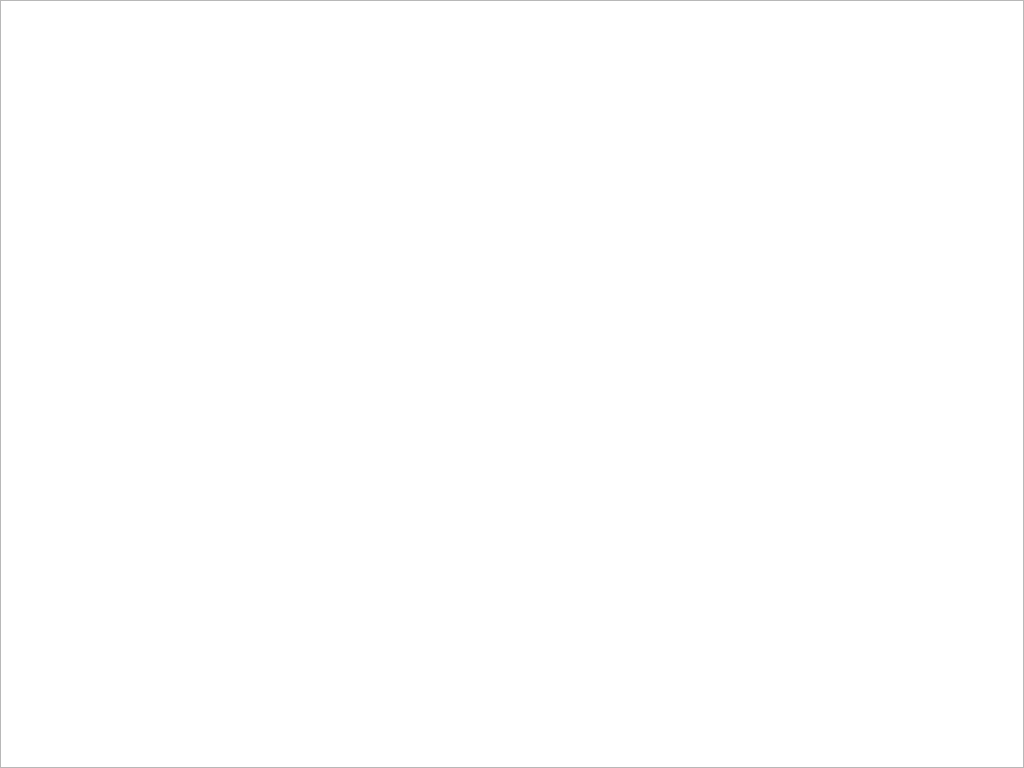
Old version of the form src/mainwindow.ui in the repository thdusdl1219/OOP_Project.
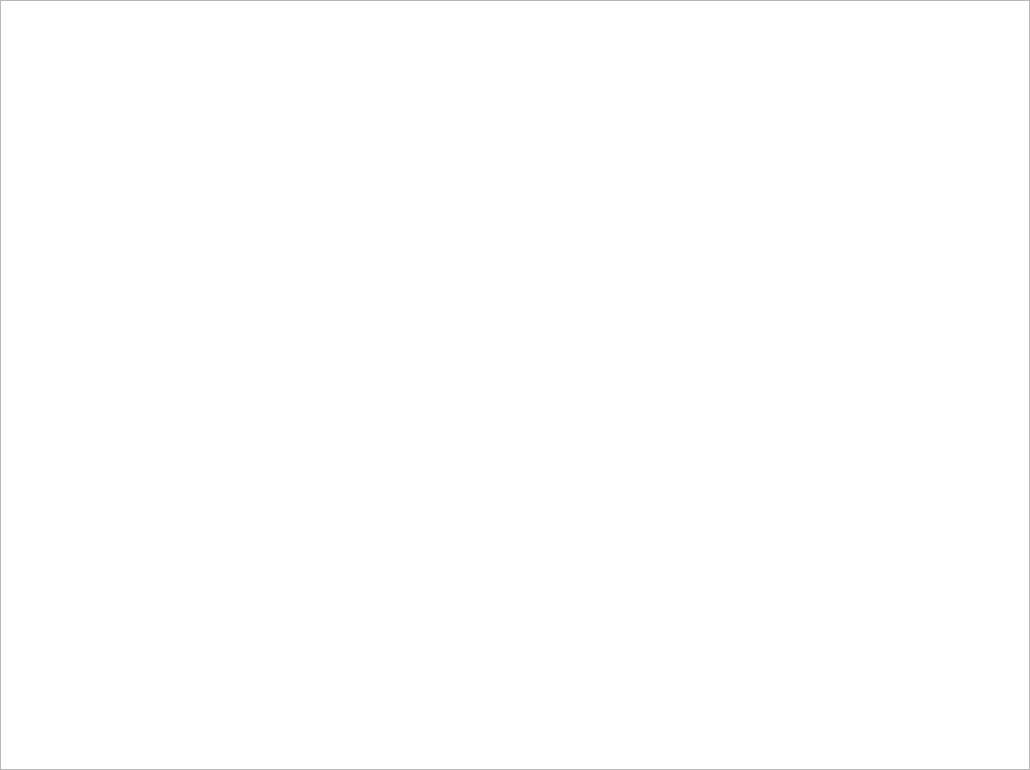
New version of the form.

What changed in the file:
```diff
--- a/src/mainwindow.ui
+++ b/src/mainwindow.ui
@@ -6,8 +6,8 @@
    <rect>
     <x>0</x>
     <y>0</y>
-    <width>1024</width>
-    <height>768</height>
+    <width>1030</width>
+    <height>770</height>
    </rect>
   </property>
   <property name="windowTitle">
@@ -19,8 +19,8 @@
      <rect>
       <x>0</x>
       <y>0</y>
-      <width>1024</width>
-      <height>768</height>
+      <width>1030</width>
+      <height>770</height>
      </rect>
     </property>
    </widget>
```
